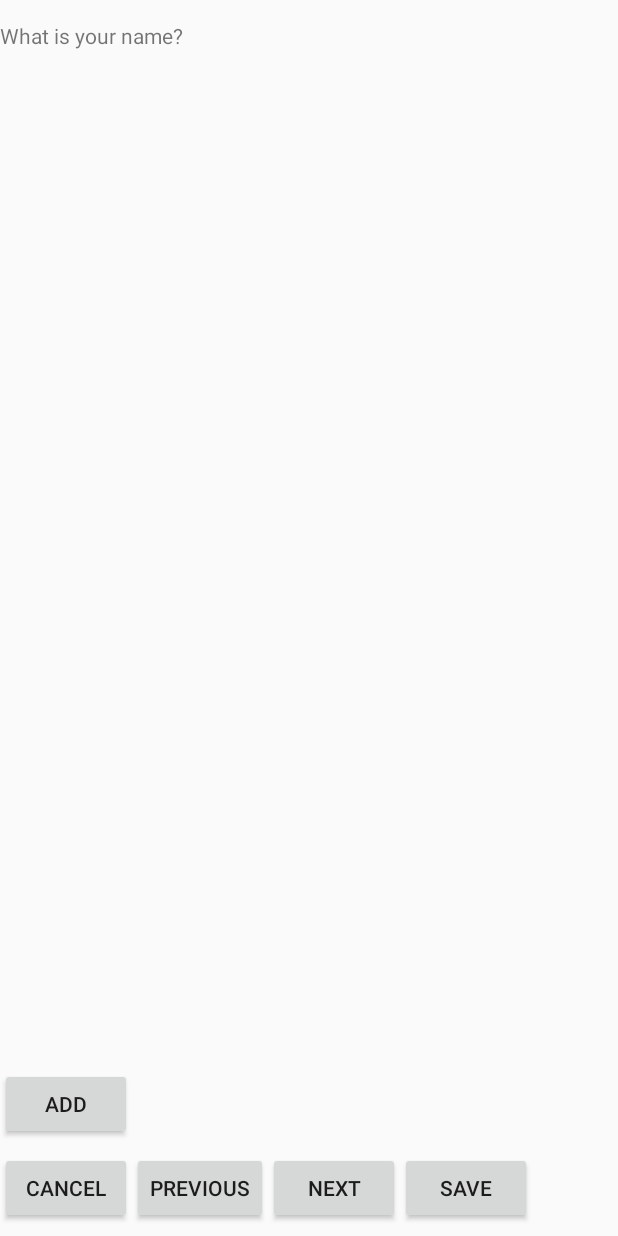
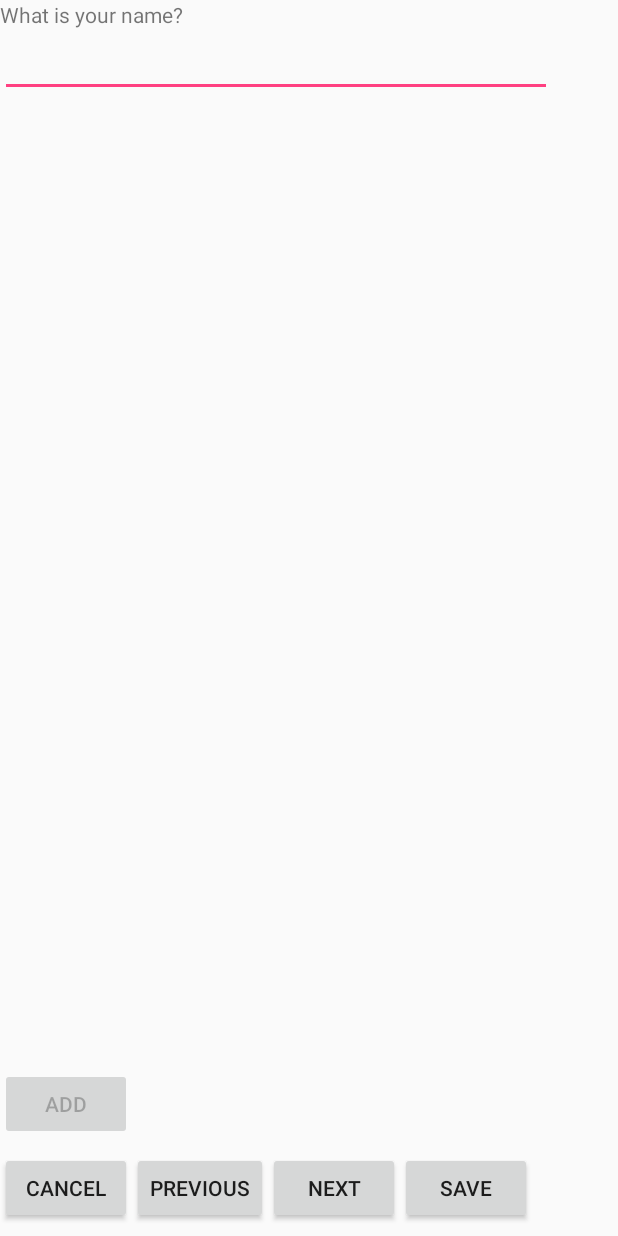
Before and after one commit to ppypenko/Resume_App2, an Android app: the ResumeActivity screen opened directly, with no data from a screen before it, on a phone screen of 412 x 824 dp. Run offline under Robolectric (Android 15) with nearby library versions, the phone set to English and light mode, and no system bars; 2 statements that could not run were skipped.

Commit message:
Finished quiz

```diff
--- a/Resume_App22/app/src/main/res/layout/activity_main.xml
+++ b/Resume_App22/app/src/main/res/layout/activity_main.xml
@@ -6,8 +6,8 @@
     android:layout_height="match_parent"
     tools:context="team.afalse.resume_app.MainActivity">
     <LinearLayout
-        android:layout_width="0dp"
-        android:layout_height="0dp"
+        android:layout_width="match_parent"
+        android:layout_height="wrap_content"
         android:orientation="vertical"
         tools:layout_editor_absoluteY="8dp"
         tools:layout_editor_absoluteX="8dp">
--- a/Resume_App22/app/src/main/res/layout/activity_resume.xml
+++ b/Resume_App22/app/src/main/res/layout/activity_resume.xml
@@ -8,6 +8,7 @@
 
     <LinearLayout
         android:layout_width="368dp"
+        android:orientation="vertical"
         android:layout_height="wrap_content"
         tools:layout_editor_absoluteY="0dp"
         tools:layout_editor_absoluteX="8dp">
@@ -19,6 +20,7 @@
         <EditText
             android:layout_width="match_parent"
             android:layout_height="wrap_content"
+            android:inputType="text"
             android:id="@+id/txt_answer"/>
     </LinearLayout>
 
@@ -50,19 +52,22 @@
                 android:id="@+id/btn_prev"
                 android:layout_width="wrap_content"
                 android:layout_height="wrap_content"
-                android:text="@string/btn_prev"/>
+                android:text="@string/btn_prev"
+                android:onClick="onClick"/>
 
             <Button
                 android:id="@+id/btn_next"
                 android:layout_width="wrap_content"
                 android:layout_height="wrap_content"
-                android:text="@string/btn_next"/>
+                android:text="@string/btn_next"
+                android:onClick="onClick"/>
 
             <Button
                 android:id="@+id/btn_save"
                 android:layout_width="wrap_content"
                 android:layout_height="wrap_content"
-                android:text="@string/btn_save"/>
+                android:text="@string/btn_save"
+                android:onClick="onClick"/>
 
         </LinearLayout>
 
@@ -74,7 +79,8 @@
         android:layout_height="wrap_content"
         android:text="@string/btn_add"
         android:layout_marginBottom="8dp"
-        app:layout_constraintBottom_toTopOf="@+id/linearLayout" />
+        app:layout_constraintBottom_toTopOf="@+id/linearLayout"
+        android:onClick="onClick"/>
 
 
 </android.support.constraint.ConstraintLayout>
```
Also changed, not shown: Resume_App22/app/src/main/java/team/afalse/resume_app/DBHandler.java (+17 -11 lines), Resume_App22/app/src/main/java/team/afalse/resume_app/ResumeActivity.java (+23 -10 lines).
